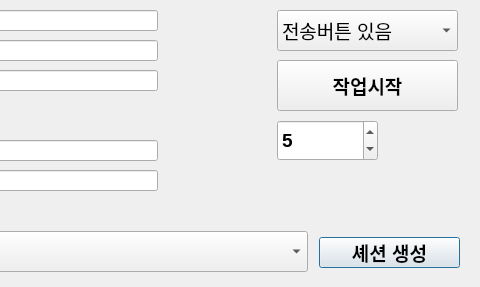
Above: sys/discord_auto.ui from kimkimdong/discord_auto before the change; both pictures show x 243 to 723 and y 0 to 287 of the 723 by 287 pixel window. Below: the same form after it.
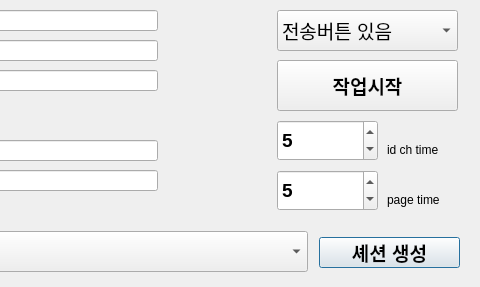
That is the form after the change.

```diff
--- a/sys/discord_auto.ui
+++ b/sys/discord_auto.ui
@@ -189,6 +189,56 @@
     <number>5</number>
    </property>
   </widget>
+  <widget class="QSpinBox" name="spinBox_2">
+   <property name="geometry">
+    <rect>
+     <x>520</x>
+     <y>170</y>
+     <width>101</width>
+     <height>41</height>
+    </rect>
+   </property>
+   <property name="font">
+    <font>
+     <family>Arial</family>
+     <pointsize>14</pointsize>
+     <weight>75</weight>
+     <bold>true</bold>
+    </font>
+   </property>
+   <property name="maximum">
+    <number>9999</number>
+   </property>
+   <property name="value">
+    <number>5</number>
+   </property>
+  </widget>
+  <widget class="QLabel" name="label">
+   <property name="geometry">
+    <rect>
+     <x>630</x>
+     <y>140</y>
+     <width>81</width>
+     <height>20</height>
+    </rect>
+   </property>
+   <property name="text">
+    <string>id ch time</string>
+   </property>
+  </widget>
+  <widget class="QLabel" name="label_2">
+   <property name="geometry">
+    <rect>
+     <x>630</x>
+     <y>190</y>
+     <width>81</width>
+     <height>20</height>
+    </rect>
+   </property>
+   <property name="text">
+    <string>page time</string>
+   </property>
+  </widget>
  </widget>
  <resources/>
  <connections/>
```
